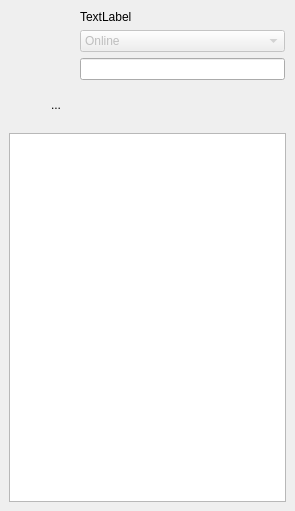
Above: retroshare-gui/src/gui/MessengerWindow.ui from RetroShare/RetroShare before the change. Below: the same form after it.
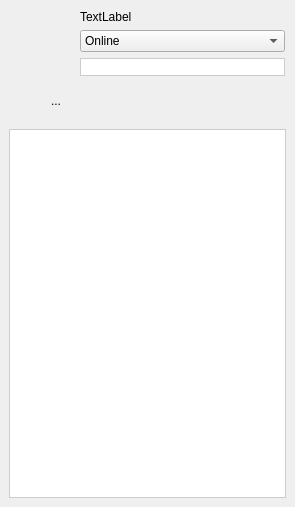
That is the form after the change. Icons and pictures are not drawn.

```diff
--- a/retroshare-gui/src/gui/MessengerWindow.ui
+++ b/retroshare-gui/src/gui/MessengerWindow.ui
@@ -7,7 +7,7 @@
     <x>0</x>
     <y>0</y>
     <width>295</width>
-    <height>511</height>
+    <height>507</height>
    </rect>
   </property>
   <property name="windowTitle">
@@ -107,7 +107,7 @@
            <item row="1" column="0">
             <widget class="QComboBox" name="statuscomboBox">
              <property name="enabled">
-              <bool>false</bool>
+              <bool>true</bool>
              </property>
              <property name="toolTip">
               <string>&lt;html&gt;&lt;head&gt;&lt;meta name=&quot;qrichtext&quot; content=&quot;1&quot; /&gt;&lt;style type=&quot;text/css&quot;&gt;
@@ -164,7 +164,11 @@
             </widget>
            </item>
            <item row="2" column="0">
-            <widget class="QLineEdit" name="messagelineEdit"/>
+            <widget class="QLineEdit" name="messagelineEdit">
+             <property name="styleSheet">
+              <string notr="true">border: 1px solid #CCCCCC;</string>
+             </property>
+            </widget>
            </item>
            <item row="0" column="0">
             <widget class="QLabel" name="nicklabel">
@@ -328,6 +332,13 @@
      </widget>
     </item>
     <item row="2" column="0">
+     <widget class="QFrame" name="frame_2">
+      <property name="styleSheet">
+       <string notr="true">QFrame#frame_2{ 
+background-color: qlineargradient(x1:0, y1:0, x2:0, y2:1,
+stop:0 #FEFEFE, stop:1 #E8E8E8);
+}</string>
+      </property>
      <layout class="QGridLayout">
       <property name="margin">
        <number>9</number>
@@ -340,6 +351,9 @@
         <property name="contextMenuPolicy">
          <enum>Qt::CustomContextMenu</enum>
         </property>
+         <property name="styleSheet">
+          <string notr="true">border: 1px solid #CCCCCC;</string>
+         </property>
         <property name="iconSize">
          <size>
           <width>18</width>
@@ -358,15 +372,6 @@
        </widget>
       </item>
      </layout>
-    </item>
-    <item row="3" column="0">
-     <widget class="QFrame" name="logoframe">
-      <property name="frameShape">
-       <enum>QFrame::NoFrame</enum>
-      </property>
-      <property name="frameShadow">
-       <enum>QFrame::Raised</enum>
-      </property>
      </widget>
     </item>
    </layout>
```
Left out of the diff: 17 changed lines with no effect on the pictures. Lines whose indentation alone changed are shown as unchanged.
